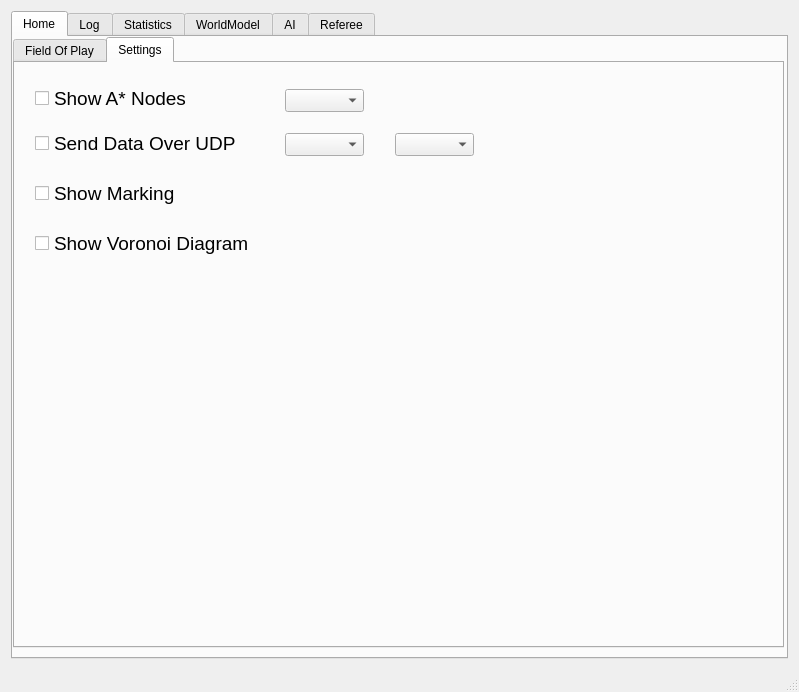
Before: the Qt Designer form src/ui/mainwindow.ui in kn2cssl/kn2cPrograms, drawn with Qt 5.
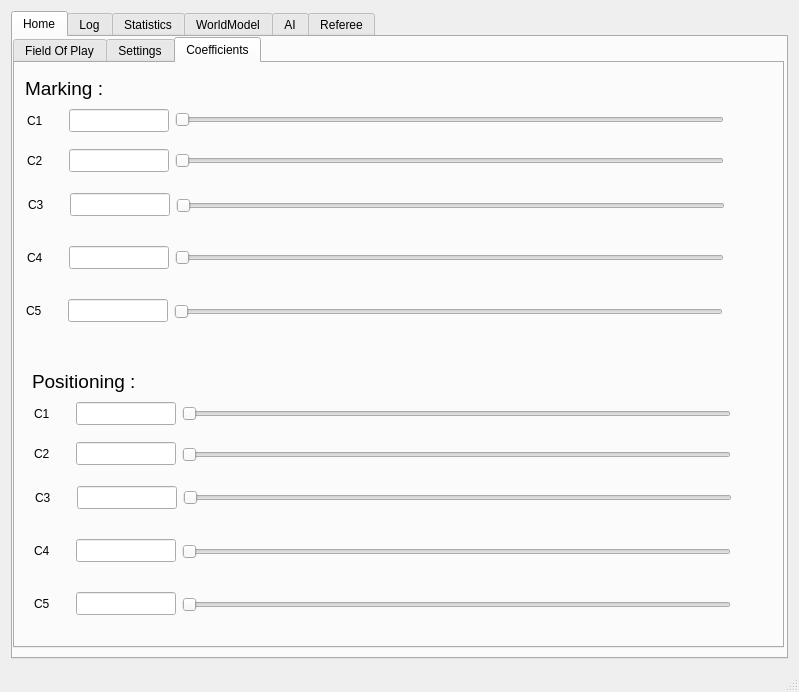
After: the same form once the commit is applied. Icons and pictures are not drawn.

Commit message: Good UI for set the coefficient

What changed in the file:
```diff
--- a/src/ui/mainwindow.ui
+++ b/src/ui/mainwindow.ui
@@ -56,7 +56,7 @@
          </rect>
         </property>
         <property name="currentIndex">
-         <number>1</number>
+         <number>2</number>
         </property>
         <widget class="QWidget" name="tab_2">
          <attribute name="title">
@@ -184,6 +184,560 @@
           </property>
          </widget>
         </widget>
+        <widget class="QWidget" name="tab_4">
+         <attribute name="title">
+          <string>Coefficients</string>
+         </attribute>
+         <widget class="QLineEdit" name="txtMarC1">
+          <property name="geometry">
+           <rect>
+            <x>54</x>
+            <y>46</y>
+            <width>100</width>
+            <height>23</height>
+           </rect>
+          </property>
+          <property name="maximumSize">
+           <size>
+            <width>100</width>
+            <height>16777215</height>
+           </size>
+          </property>
+         </widget>
+         <widget class="QLabel" name="label_43">
+          <property name="geometry">
+           <rect>
+            <x>12</x>
+            <y>43</y>
+            <width>36</width>
+            <height>29</height>
+           </rect>
+          </property>
+          <property name="text">
+           <string>C1</string>
+          </property>
+         </widget>
+         <widget class="QSlider" name="spnMarC1">
+          <property name="geometry">
+           <rect>
+            <x>160</x>
+            <y>42</y>
+            <width>549</width>
+            <height>30</height>
+           </rect>
+          </property>
+          <property name="minimum">
+           <number>0</number>
+          </property>
+          <property name="maximum">
+           <number>2000</number>
+          </property>
+          <property name="orientation">
+           <enum>Qt::Horizontal</enum>
+          </property>
+         </widget>
+         <widget class="QLabel" name="label_44">
+          <property name="geometry">
+           <rect>
+            <x>10</x>
+            <y>10</y>
+            <width>111</width>
+            <height>31</height>
+           </rect>
+          </property>
+          <property name="font">
+           <font>
+            <pointsize>14</pointsize>
+           </font>
+          </property>
+          <property name="text">
+           <string>Marking :</string>
+          </property>
+         </widget>
+         <widget class="QLineEdit" name="txtMarC2">
+          <property name="geometry">
+           <rect>
+            <x>54</x>
+            <y>86</y>
+            <width>100</width>
+            <height>23</height>
+           </rect>
+          </property>
+          <property name="maximumSize">
+           <size>
+            <width>100</width>
+            <height>16777215</height>
+           </size>
+          </property>
+         </widget>
+         <widget class="QLabel" name="label_45">
+          <property name="geometry">
+           <rect>
+            <x>12</x>
+            <y>83</y>
+            <width>36</width>
+            <height>29</height>
+           </rect>
+          </property>
+          <property name="text">
+           <string>C2</string>
+          </property>
+         </widget>
+         <widget class="QSlider" name="spnMarC2">
+          <property name="geometry">
+           <rect>
+            <x>160</x>
+            <y>83</y>
+            <width>549</width>
+            <height>30</height>
+           </rect>
+          </property>
+          <property name="minimum">
+           <number>0</number>
+          </property>
+          <property name="maximum">
+           <number>2000</number>
+          </property>
+          <property name="orientation">
+           <enum>Qt::Horizontal</enum>
+          </property>
+         </widget>
+         <widget class="QLabel" name="label_46">
+          <property name="geometry">
+           <rect>
+            <x>13</x>
+            <y>127</y>
+            <width>36</width>
+            <height>29</height>
+           </rect>
+          </property>
+          <property name="text">
+           <string>C3</string>
+          </property>
+         </widget>
+         <widget class="QSlider" name="spnMarC3">
+          <property name="geometry">
+           <rect>
+            <x>161</x>
+            <y>128</y>
+            <width>549</width>
+            <height>30</height>
+           </rect>
+          </property>
+          <property name="minimum">
+           <number>0</number>
+          </property>
+          <property name="maximum">
+           <number>2000</number>
+          </property>
+          <property name="orientation">
+           <enum>Qt::Horizontal</enum>
+          </property>
+         </widget>
+         <widget class="QLineEdit" name="txtMarC3">
+          <property name="geometry">
+           <rect>
+            <x>55</x>
+            <y>130</y>
+            <width>100</width>
+            <height>23</height>
+           </rect>
+          </property>
+          <property name="maximumSize">
+           <size>
+            <width>100</width>
+            <height>16777215</height>
+           </size>
+          </property>
+         </widget>
+         <widget class="QSlider" name="spnMarC4">
+          <property name="geometry">
+           <rect>
+            <x>160</x>
+            <y>180</y>
+            <width>549</width>
+            <height>30</height>
+           </rect>
+          </property>
+          <property name="minimum">
+           <number>0</number>
+          </property>
+          <property name="maximum">
+           <number>2000</number>
+          </property>
+          <property name="orientation">
+           <enum>Qt::Horizontal</enum>
+          </property>
+         </widget>
+         <widget class="QLineEdit" name="txtMarC4">
+          <property name="geometry">
+           <rect>
+            <x>54</x>
+            <y>183</y>
+            <width>100</width>
+            <height>23</height>
+           </rect>
+          </property>
+          <property name="maximumSize">
+           <size>
+            <width>100</width>
+            <height>16777215</height>
+           </size>
+          </property>
+         </widget>
+         <widget class="QLabel" name="label_47">
+          <property name="geometry">
+           <rect>
+            <x>12</x>
+            <y>180</y>
+            <width>36</width>
+            <height>29</height>
+           </rect>
+          </property>
+          <property name="text">
+           <string>C4</string>
+          </property>
+         </widget>
+         <widget class="QLineEdit" name="txtMarC5">
+          <property name="geometry">
+           <rect>
+            <x>53</x>
+            <y>236</y>
+            <width>100</width>
+            <height>23</height>
+           </rect>
+          </property>
+          <property name="maximumSize">
+           <size>
+            <width>100</width>
+            <height>16777215</height>
+           </size>
+          </property>
+         </widget>
+         <widget class="QSlider" name="spnMarC5">
+          <property name="geometry">
+           <rect>
+            <x>159</x>
+            <y>234</y>
+            <width>549</width>
+            <height>30</height>
+           </rect>
+          </property>
+          <property name="minimum">
+           <number>0</number>
+          </property>
+          <property name="maximum">
+           <number>2000</number>
+          </property>
+          <property name="orientation">
+           <enum>Qt::Horizontal</enum>
+          </property>
+         </widget>
+         <widget class="QLabel" name="label_48">
+          <property name="geometry">
+           <rect>
+            <x>11</x>
+            <y>233</y>
+            <width>36</width>
+            <height>29</height>
+           </rect>
+          </property>
+          <property name="text">
+           <string>C5</string>
+          </property>
+         </widget>
+         <widget class="QLineEdit" name="txtPosC1">
+          <property name="geometry">
+           <rect>
+            <x>61</x>
+            <y>339</y>
+            <width>100</width>
+            <height>23</height>
+           </rect>
+          </property>
+          <property name="maximumSize">
+           <size>
+            <width>100</width>
+            <height>16777215</height>
+           </size>
+          </property>
+         </widget>
+         <widget class="QLabel" name="label_49">
+          <property name="geometry">
+           <rect>
+            <x>17</x>
+            <y>303</y>
+            <width>151</width>
+            <height>31</height>
+           </rect>
+          </property>
+          <property name="font">
+           <font>
+            <pointsize>14</pointsize>
+           </font>
+          </property>
+          <property name="text">
+           <string>Positioning :</string>
+          </property>
+         </widget>
+         <widget class="QLabel" name="label_50">
+          <property name="geometry">
+           <rect>
+            <x>19</x>
+            <y>336</y>
+            <width>36</width>
+            <height>29</height>
+           </rect>
+          </property>
+          <property name="text">
+           <string>C1</string>
+          </property>
+         </widget>
+         <widget class="QSlider" name="spnPosC3">
+          <property name="geometry">
+           <rect>
+            <x>168</x>
+            <y>420</y>
+            <width>549</width>
+            <height>30</height>
+           </rect>
+          </property>
+          <property name="minimum">
+           <number>0</number>
+          </property>
+          <property name="maximum">
+           <number>2000</number>
+          </property>
+          <property name="orientation">
+           <enum>Qt::Horizontal</enum>
+          </property>
+         </widget>
+         <widget class="QLineEdit" name="txtPosC4">
+          <property name="geometry">
+           <rect>
+            <x>61</x>
+            <y>476</y>
+            <width>100</width>
+            <height>23</height>
+           </rect>
+          </property>
+          <property name="maximumSize">
+           <size>
+            <width>100</width>
+            <height>16777215</height>
+           </size>
+          </property>
+         </widget>
+         <widget class="QSlider" name="spnPosC5">
+          <property name="geometry">
+           <rect>
+            <x>167</x>
+            <y>527</y>
+            <width>549</width>
+            <height>30</height>
+           </rect>
+          </property>
+          <property name="minimum">
+           <number>0</number>
+          </property>
+          <property name="maximum">
+           <number>2000</number>
+          </property>
+          <property name="orientation">
+           <enum>Qt::Horizontal</enum>
+          </property>
+         </widget>
+         <widget class="QSlider" name="spnPosC4">
+          <property name="geometry">
+           <rect>
+            <x>167</x>
+            <y>474</y>
+            <width>549</width>
+            <height>30</height>
+           </rect>
+          </property>
+          <property name="minimum">
+           <number>0</number>
+          </property>
+          <property name="maximum">
+           <number>2000</number>
+          </property>
+          <property name="orientation">
+           <enum>Qt::Horizontal</enum>
+          </property>
+         </widget>
+         <widget class="QSlider" name="spnPosC1">
+          <property name="geometry">
+           <rect>
+            <x>167</x>
+            <y>336</y>
+            <width>549</width>
+            <height>30</height>
+           </rect>
+          </property>
+          <property name="minimum">
+           <number>0</number>
+          </property>
+          <property name="maximum">
+           <number>2000</number>
+          </property>
+          <property name="orientation">
+           <enum>Qt::Horizontal</enum>
+          </property>
+         </widget>
+         <widget class="QLineEdit" name="txtPosC5">
+          <property name="geometry">
+           <rect>
+            <x>61</x>
+            <y>529</y>
+            <width>100</width>
+            <height>23</height>
+           </rect>
+          </property>
+          <property name="maximumSize">
+           <size>
+            <width>100</width>
+            <height>16777215</height>
+           </size>
+          </property>
+         </widget>
+         <widget class="QLabel" name="label_51">
+          <property name="geometry">
+           <rect>
+            <x>19</x>
+            <y>376</y>
+            <width>36</width>
+            <height>29</height>
+           </rect>
+          </property>
+          <property name="text">
+           <string>C2</string>
+          </property>
+         </widget>
+         <widget class="QSlider" name="spnPosC2">
+          <property name="geometry">
+           <rect>
+            <x>167</x>
+            <y>377</y>
+            <width>549</width>
+            <height>30</height>
+           </rect>
+          </property>
+          <property name="minimum">
+           <number>0</number>
+          </property>
+          <property name="maximum">
+           <number>2000</number>
+          </property>
+          <property name="orientation">
+           <enum>Qt::Horizontal</enum>
+          </property>
+         </widget>
+         <widget class="QLineEdit" name="txtPosC3">
+          <property name="geometry">
+           <rect>
+            <x>62</x>
+            <y>423</y>
+            <width>100</width>
+            <height>23</height>
+           </rect>
+          </property>
+          <property name="maximumSize">
+           <size>
+            <width>100</width>
+            <height>16777215</height>
+           </size>
+          </property>
+         </widget>
+         <widget class="QLineEdit" name="txtPosC2">
+          <property name="geometry">
+           <rect>
+            <x>61</x>
+            <y>379</y>
+            <width>100</width>
+            <height>23</height>
+           </rect>
+          </property>
+          <property name="maximumSize">
+           <size>
+            <width>100</width>
+            <height>16777215</height>
+           </size>
+          </property>
+         </widget>
+         <widget class="QLabel" name="label_52">
+          <property name="geometry">
+           <rect>
+            <x>19</x>
+            <y>473</y>
+            <width>36</width>
+            <height>29</height>
+           </rect>
+          </property>
+          <property name="text">
+           <string>C4</string>
+          </property>
+         </widget>
+         <widget class="QLabel" name="label_53">
+          <property name="geometry">
+           <rect>
+            <x>19</x>
+            <y>526</y>
+            <width>36</width>
+            <height>29</height>
+           </rect>
+          </property>
+          <property name="text">
+           <string>C5</string>
+          </property>
+         </widget>
+         <widget class="QLabel" name="label_54">
+          <property name="geometry">
+           <rect>
+            <x>20</x>
+            <y>420</y>
+            <width>36</width>
+            <height>29</height>
+           </rect>
+          </property>
+          <property name="text">
+           <string>C3</string>
+          </property>
+         </widget>
+         <zorder>spnvar9_2</zorder>
+         <zorder>txtMarC1</zorder>
+         <zorder>label_43</zorder>
+         <zorder>spnMarC1</zorder>
+         <zorder>label_44</zorder>
+         <zorder>txtMarC2</zorder>
+         <zorder>label_45</zorder>
+         <zorder>spnMarC2</zorder>
+         <zorder>label_46</zorder>
+         <zorder>spnMarC3</zorder>
+         <zorder>txtMarC3</zorder>
+         <zorder>spnMarC4</zorder>
+         <zorder>txtMarC4</zorder>
+         <zorder>label_47</zorder>
+         <zorder>txtMarC5</zorder>
+         <zorder>spnMarC5</zorder>
+         <zorder>label_48</zorder>
+         <zorder>txtPosC1</zorder>
+         <zorder>label_49</zorder>
+         <zorder>label_50</zorder>
+         <zorder>spnPosC3</zorder>
+         <zorder>txtPosC4</zorder>
+         <zorder>spnPosC5</zorder>
+         <zorder>spnPosC4</zorder>
+         <zorder>spnPosC1</zorder>
+         <zorder>txtPosC5</zorder>
+         <zorder>label_51</zorder>
+         <zorder>spnPosC2</zorder>
+         <zorder>txtPosC3</zorder>
+         <zorder>txtPosC2</zorder>
+         <zorder>label_52</zorder>
+         <zorder>label_53</zorder>
+         <zorder>label_54</zorder>
+        </widget>
        </widget>
       </widget>
       <widget class="QWidget" name="tabLog">
```
Left out of the diff: 8 changed lines with no effect on the pictures. The commit also changes 5 other files.
